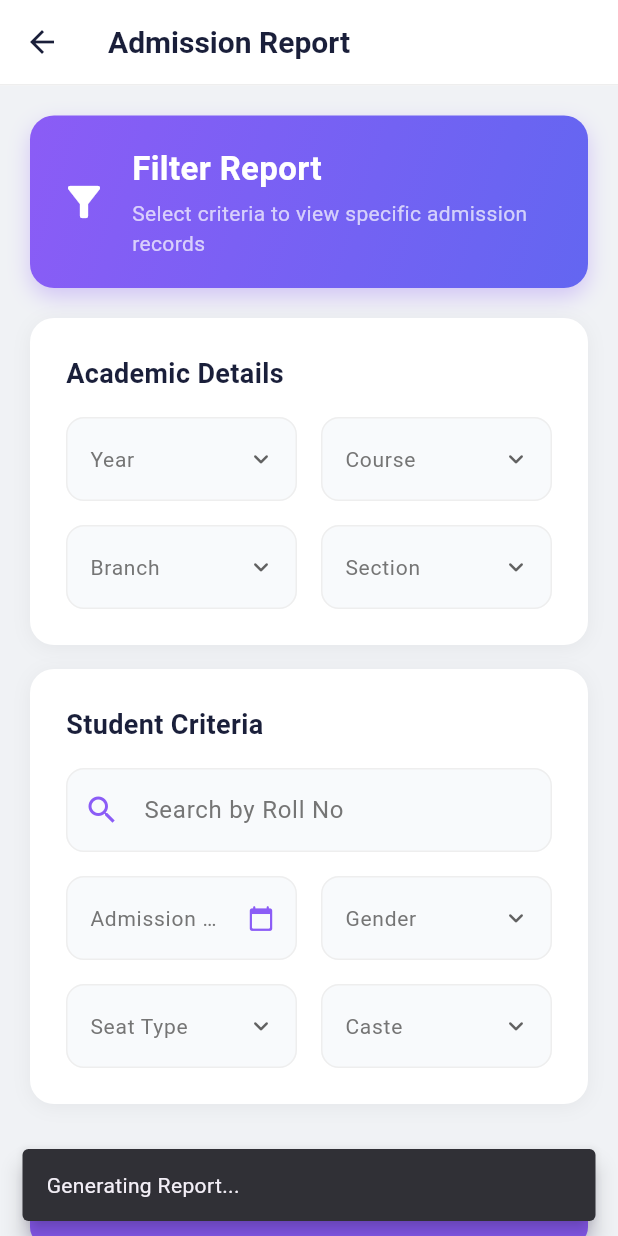
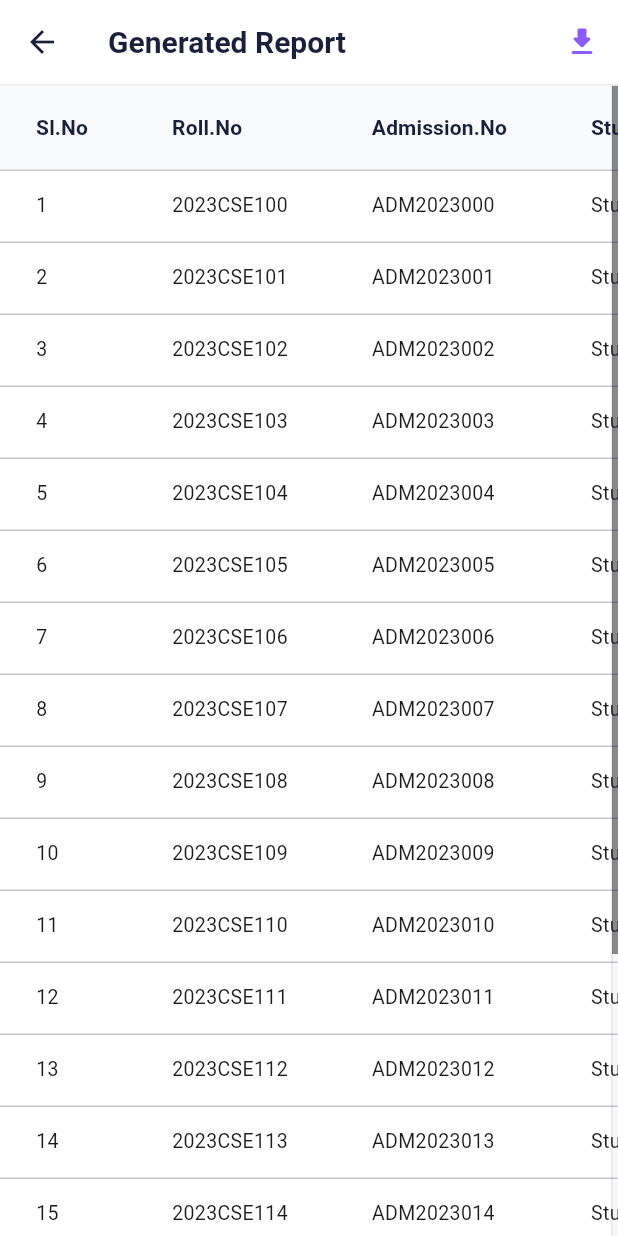
Before and after one commit to mannerishivardhan/teacher, a Flutter app: the AdmissionReportScreen screen opened directly, after a tap on "Generate Report", on a phone screen of 412 x 824 dp. Run offline on Flutter 3.47's test engine with Material 3 defaults, Android fonts, the phone set to English and light mode, and no system bars.

Commit message:
feat: Navigate to a new screen to display generated admission report results in a data table.

```diff
--- /dev/null
+++ b/lib/screens/admission_report_result_screen.dart
@@ -0,0 +1,162 @@
+import 'package:flutter/material.dart';
+
+class AdmissionReportResultScreen extends StatelessWidget {
+  const AdmissionReportResultScreen({super.key});
+
+  @override
+  Widget build(BuildContext context) {
+    // Dummy data generation
+    final List<Map<String, String>> reportData = List.generate(
+      20,
+      (index) => {
+        'Sl.No': '${index + 1}',
+        'Roll.No': '2023CSE${100 + index}',
+        'Admission.No': 'ADM${2023000 + index}',
+        'Student Name': 'Student ${index + 1}',
+        'Gender': index % 2 == 0 ? 'Male' : 'Female',
+        'Blood Group': 'O+',
+        'Date Of Birth': '2005-01-15',
+        'Category': 'General',
+        'Caste': 'OC',
+        'Nationality': 'Indian',
+        'Religion': 'Hindu',
+        'Mother Tongue': 'Telugu',
+        'Identification Marks': 'Mole on right cheek',
+        'Entrance Type': 'EAMCET',
+        'Hallticket Number': '230510${1000 + index}',
+        'Rank': '${1500 + index * 10}',
+        'Joining Date': '2023-08-01',
+        'Seat Type': 'Convener',
+        'Admission Type': 'Regular',
+        'Mobile No.': '98765432${10 + index}',
+        'ScholarShip': 'Yes',
+        'Email': 'student${index + 1}@example.com',
+        'Distance From Residence': '15 km',
+        'Bank A/C No.': '1234567890${index}',
+        'Ration Card No.': 'WAP123456${index}',
+        'Adhar Card No.': '1234 5678 901${index}',
+        'PHC': 'No',
+        'Permanent Address': 'H.No 1-23, Street ${index}, City',
+        'Correspondence Address': 'H.No 1-23, Street ${index}, City',
+        'SSC Hall Ticket.No': '190510${index}',
+        'SSC Board': 'SSC',
+        'SSC Year Of Pass': '2021',
+        'SSC Marks': '580',
+        'SSC %': '9.8',
+        'SSC Institution': 'ZPHS School',
+        'SSC Grade Points': '9.8',
+        'Inter Hall Ticket.No': '210510${index}',
+        'Inter Board': 'BIE',
+        'Inter Year Of Pass': '2023',
+        'Inter Marks': '980',
+        'Inter %': '98.0',
+        'Inter Institution': 'Narayana Junior College',
+        'Inter Grade Points': 'A',
+        'Diploma Hall Ticket.No': '-',
+        'Diploma Board': '-',
+        'Diploma Year Of Pass': '-',
+        'Diploma Marks': '-',
+        'Diploma %': '-',
+        'Diploma Institution': '-',
+        'Degree Hall Ticket.No': '-',
+        'Degree Board': '-',
+        'Degree Year Of Pass': '-',
+        'Degree Marks': '-',
+        'Degree %': '-',
+        'Degree Institution': '-',
+        'Father Name': 'Father ${index + 1}',
+        'Father Occupation': 'Employee',
+        'Annucal Income': '100000',
+        'Father Mobile.No': '98765432${20 + index}',
+        'Mother Name': 'Mother ${index + 1}',
+        'Mother Occupation': 'Housewife',
+        'Mother Mobile': '98765432${30 + index}',
+      },
+    );
+
+    final columns = [
+      'Sl.No', 'Roll.No', 'Admission.No', 'Student Name', 'Gender', 'Blood Group', 'Date Of Birth',
+      'Category', 'Caste', 'Nationality', 'Religion', 'Mother Tongue', 'Identification Marks',
+      'Entrance Type', 'Hallticket Number', 'Rank', 'Joining Date', 'Seat Type', 'Admission Type',
+      'Mobile No.', 'ScholarShip', 'Email', 'Distance From Residence', 'Bank A/C No.', 'Ration Card No.',
+      'Adhar Card No.', 'PHC', 'Permanent Address', 'Correspondence Address', 'SSC Hall Ticket.No',
+      'SSC Board', 'SSC Year Of Pass', 'SSC Marks', 'SSC %', 'SSC Institution', 'SSC Grade Points',
+      'Inter Hall Ticket.No', 'Inter Board', 'Inter Year Of Pass', 'Inter Marks', 'Inter %',
+      'Inter Institution', 'Inter Grade Points', 'Diploma Hall Ticket.No', 'Diploma Board',
+      'Diploma Year Of Pass', 'Diploma Marks', 'Diploma %', 'Diploma Institution', 'Degree Hall Ticket.No',
+      'Degree Board', 'Degree Year Of Pass', 'Degree Marks', 'Degree %', 'Degree Institution',
+      'Father Name', 'Father Occupation', 'Annucal Income', 'Father Mobile.No', 'Mother Name',
+      'Mother Occupation', 'Mother Mobile'
+    ];
+
+    return Scaffold(
+      backgroundColor: Colors.white,
+      appBar: AppBar(
+        title: const Text(
+          'Generated Report',
+          style: TextStyle(color: Color(0xFF1a1f3a), fontWeight: FontWeight.w600),
+        ),
+        backgroundColor: Colors.white,
+        elevation: 0,
+        iconTheme: const IconThemeData(color: Color(0xFF1a1f3a)),
+        bottom: PreferredSize(
+          preferredSize: const Size.fromHeight(1),
+          child: Container(color: Colors.grey.shade200, height: 1),
+        ),
+        actions: [
+          IconButton(
+            icon: const Icon(Icons.download_rounded, color: Color(0xFF8b5cf6)),
+            onPressed: () {
+              ScaffoldMessenger.of(context).showSnackBar(
+                const SnackBar(content: Text('Downloading Report...')),
+              );
+            },
+          ),
+        ],
+      ),
+      body: Scrollbar(
+        thumbVisibility: true,
+        trackVisibility: true,
+        child: SingleChildScrollView(
+          scrollDirection: Axis.vertical,
+          child: Scrollbar(
+            thumbVisibility: true,
+            trackVisibility: true,
+            notificationPredicate: (notification) => notification.depth == 1,
+            child: SingleChildScrollView(
+              scrollDirection: Axis.horizontal,
+              child: DataTable(
+                headingRowColor: WidgetStateProperty.all(const Color(0xFFF8FAFC)),
+                dataRowColor: WidgetStateProperty.resolveWith<Color?>((Set<WidgetState> states) {
+                  if (states.contains(WidgetState.selected)) {
+                    return Theme.of(context).colorScheme.primary.withOpacity(0.08);
+                  }
+                  return null;
+                }),
+                columns: columns.map((col) => DataColumn(
+                  label: Text(
+                    col,
+                    style: const TextStyle(
+                      fontWeight: FontWeight.bold,
+                      color: Color(0xFF1a1f3a),
+                    ),
+                  ),
+                )).toList(),
+                rows: reportData.map((row) {
+                  return DataRow(
+                    cells: columns.map((col) => DataCell(
+                      Text(
+                        row[col] ?? '-',
+                        style: const TextStyle(fontSize: 13),
+                      ),
+                    )).toList(),
+                  );
+                }).toList(),
+              ),
+            ),
+          ),
+        ),
+      ),
+    );
+  }
+}
--- a/lib/screens/admission_report_screen.dart
+++ b/lib/screens/admission_report_screen.dart
@@ -1,4 +1,5 @@
 import 'package:flutter/material.dart';
+import 'admission_report_result_screen.dart';
 
 class AdmissionReportScreen extends StatefulWidget {
   const AdmissionReportScreen({super.key});
@@ -200,10 +201,10 @@ class _AdmissionReportScreenState extends State<AdmissionReportScreen> {
               ElevatedButton(
                 onPressed: () {
                   if (_formKey.currentState!.validate()) {
-                    ScaffoldMessenger.of(context).showSnackBar(
-                      const SnackBar(
-                        content: Text('Generating Report...'),
-                        behavior: SnackBarBehavior.floating,
+                    Navigator.push(
+                      context,
+                      MaterialPageRoute(
+                        builder: (context) => const AdmissionReportResultScreen(),
                       ),
                     );
                   }
```
